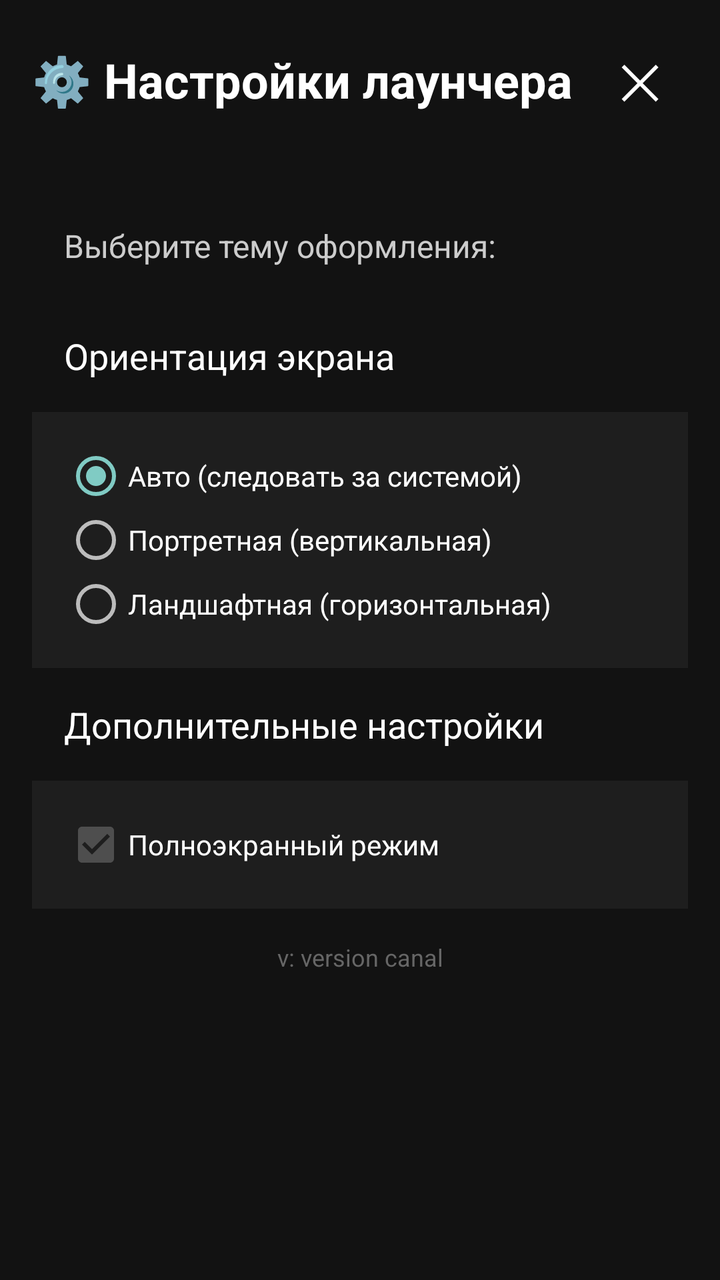
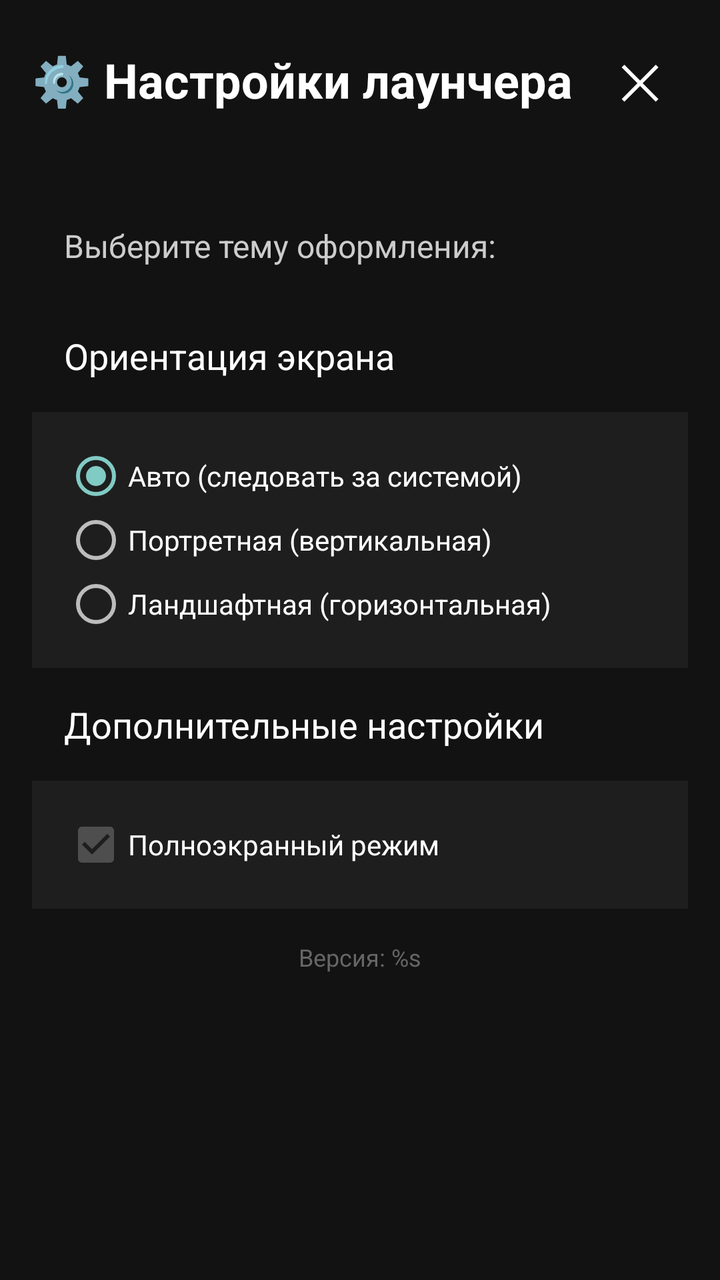

The first picture is an Android layout as it rendered before a commit; the second is the same layout after the commit. The layout source and the unified diff follow.
<!-- AndroidManifest.xml: activity theme Theme.AppCompat.Translucent -->
<!-- res/layout/activity_settings.xml -->
<?xml version="1.0" encoding="utf-8"?>
<LinearLayout xmlns:android="http://schemas.android.com/apk/res/android"
    android:layout_width="match_parent"
    android:layout_height="match_parent"
    android:orientation="vertical"
    android:background="#121212">

    
    <LinearLayout
        android:layout_width="match_parent"
        android:layout_height="wrap_content"
        android:orientation="horizontal"
        android:gravity="center_vertical"
        android:padding="16dp"
        android:background="#121212">

        <TextView
            android:layout_width="0dp"
            android:layout_height="wrap_content"
            android:layout_weight="1"
            android:text="⚙️ Настройки лаунчера"
            android:textColor="#FFFFFF"
            android:textSize="24sp"
            android:textStyle="bold" />

        <Button
            android:id="@+id/close_button"
            android:layout_width="48dp"
            android:layout_height="48dp"
            android:background="?android:attr/selectableItemBackgroundBorderless"
            android:text="✕"
            android:textColor="#FFFFFF"
            android:textSize="24sp"
            android:onClick="finish" />
    </LinearLayout>

    
    <ScrollView
        android:layout_width="match_parent"
        android:layout_height="match_parent"
        android:fillViewport="true"
        android:padding="16dp"
        android:paddingTop="0dp">

        <LinearLayout
            android:layout_width="match_parent"
            android:layout_height="wrap_content"
            android:orientation="vertical">

            <TextView
                android:layout_width="match_parent"
                android:layout_height="wrap_content"
                android:text="Выберите тему оформления:"
                android:textColor="#CCCCCC"
                android:textSize="16sp"
                android:padding="16dp"
                android:paddingTop="8dp"/>

            <ListView
                android:id="@+id/themes_list"
                android:layout_width="match_parent"
                android:layout_height="wrap_content"
                android:background="#1E1E1E"
                android:divider="#333333"
                android:dividerHeight="1dp"
                android:choiceMode="singleChoice"/>

            <TextView
                android:layout_width="match_parent"
                android:layout_height="wrap_content"
                android:text="Ориентация экрана"
                android:textColor="#FFFFFF"
                android:textSize="18sp"
                android:padding="16dp"
                android:paddingTop="24dp"/>

            <LinearLayout
                android:layout_width="match_parent"
                android:layout_height="wrap_content"
                android:orientation="vertical"
                android:background="#1E1E1E"
                android:padding="16dp">

                <RadioGroup
                    android:id="@+id/orientation_group"
                    android:layout_width="match_parent"
                    android:layout_height="wrap_content"
                    android:orientation="vertical">

                    <RadioButton
                        android:id="@+id/orientation_sensor"
                        android:layout_width="match_parent"
                        android:layout_height="wrap_content"
                        android:text="Авто (следовать за системой)"
                        android:textColor="#FFFFFF"
                        android:checked="true"/>

                    <RadioButton
                        android:id="@+id/orientation_portrait"
                        android:layout_width="match_parent"
                        android:layout_height="wrap_content"
                        android:text="Портретная (вертикальная)"
                        android:textColor="#FFFFFF"/>

                    <RadioButton
                        android:id="@+id/orientation_landscape"
                        android:layout_width="match_parent"
                        android:layout_height="wrap_content"
                        android:text="Ландшафтная (горизонтальная)"
                        android:textColor="#FFFFFF"/>

                </RadioGroup>
            </LinearLayout>

            <TextView
                android:layout_width="match_parent"
                android:layout_height="wrap_content"
                android:text="Дополнительные настройки"
                android:textColor="#FFFFFF"
                android:textSize="18sp"
                android:padding="16dp"
                android:paddingTop="24dp"/>

            <LinearLayout
                android:layout_width="match_parent"
                android:layout_height="wrap_content"
                android:orientation="vertical"
                android:background="#1E1E1E"
                android:padding="16dp">

                <CheckBox
                    android:id="@+id/fullscreen_checkbox"
                    android:layout_width="match_parent"
                    android:layout_height="wrap_content"
                    android:text="Полноэкранный режим"
                    android:textColor="#FFFFFF"
                    android:checked="true"
                    android:enabled="false"/>

            </LinearLayout>

            <TextView
                android:id="@+id/version_text"
                android:layout_width="match_parent"
                android:layout_height="wrap_content"
                android:text="v: version canal"
                android:textColor="#666666"
                android:textSize="12sp"
                android:gravity="center"
                android:padding="16dp"/>

        </LinearLayout>
    </ScrollView>

</LinearLayout>
<!-- resources referenced by this layout -->
<resources>
  <style name="Theme.AppCompat.Translucent" parent="Theme.AppCompat.NoActionBar">
          <item name="android:windowIsTranslucent">true</item>
          <item name="android:windowBackground">@android:color/transparent</item>
          <item name="android:fitsSystemWindows">false</item>
      </style>
</resources>

<!-- the commit's change to res/layout/activity_settings.xml (unified diff, before → after) -->
@@ -18,7 +18,7 @@
             android:layout_width="0dp"
             android:layout_height="wrap_content"
             android:layout_weight="1"
-            android:text="⚙️ Настройки лаунчера"
+            android:text="@string/settings_title"
             android:textColor="#FFFFFF"
             android:textSize="24sp"
             android:textStyle="bold" />
@@ -50,7 +50,7 @@
             <TextView
                 android:layout_width="match_parent"
                 android:layout_height="wrap_content"
-                android:text="Выберите тему оформления:"
+                android:text="@string/settings_theme_title"
                 android:textColor="#CCCCCC"
                 android:textSize="16sp"
                 android:padding="16dp"
@@ -68,7 +68,7 @@
             <TextView
                 android:layout_width="match_parent"
                 android:layout_height="wrap_content"
-                android:text="Ориентация экрана"
+                android:text="@string/settings_orientation_title"
                 android:textColor="#FFFFFF"
                 android:textSize="18sp"
                 android:padding="16dp"
@@ -91,7 +91,7 @@
                         android:id="@+id/orientation_sensor"
                         android:layout_width="match_parent"
                         android:layout_height="wrap_content"
-                        android:text="Авто (следовать за системой)"
+                        android:text="@string/orientation_auto"
                         android:textColor="#FFFFFF"
                         android:checked="true"/>
 
@@ -99,14 +99,14 @@
                         android:id="@+id/orientation_portrait"
                         android:layout_width="match_parent"
                         android:layout_height="wrap_content"
-                        android:text="Портретная (вертикальная)"
+                        android:text="@string/orientation_portrait"
                         android:textColor="#FFFFFF"/>
 
                     <RadioButton
                         android:id="@+id/orientation_landscape"
                         android:layout_width="match_parent"
                         android:layout_height="wrap_content"
-                        android:text="Ландшафтная (горизонтальная)"
+                        android:text="@string/orientation_landscape"
                         android:textColor="#FFFFFF"/>
 
                 </RadioGroup>
@@ -115,7 +115,7 @@
             <TextView
                 android:layout_width="match_parent"
                 android:layout_height="wrap_content"
-                android:text="Дополнительные настройки"
+                android:text="@string/settings_additional_title"
                 android:textColor="#FFFFFF"
                 android:textSize="18sp"
                 android:padding="16dp"
@@ -132,7 +132,7 @@
                     android:id="@+id/fullscreen_checkbox"
                     android:layout_width="match_parent"
                     android:layout_height="wrap_content"
-                    android:text="Полноэкранный режим"
+                    android:text="@string/additional_fullscreen"
                     android:textColor="#FFFFFF"
                     android:checked="true"
                     android:enabled="false"/>
@@ -143,7 +143,7 @@
                 android:id="@+id/version_text"
                 android:layout_width="match_parent"
                 android:layout_height="wrap_content"
-                android:text="v: version canal"
+                android:text="@string/version_format"
                 android:textColor="#666666"
                 android:textSize="12sp"
                 android:gravity="center"
<!-- resource entries referenced after the edit -->
@@ -1,5 +1,14 @@
 <!-- resources referenced by this layout -->
 <resources>
+  <string name="additional_fullscreen">Полноэкранный режим</string>
+  <string name="orientation_auto">Авто (следовать за системой)</string>
+  <string name="orientation_landscape">Ландшафтная (горизонтальная)</string>
+  <string name="orientation_portrait">Портретная (вертикальная)</string>
+  <string name="settings_additional_title">Дополнительные настройки</string>
+  <string name="settings_orientation_title">Ориентация экрана</string>
+  <string name="settings_theme_title">Выберите тему оформления:</string>
+  <string name="settings_title">⚙️ Настройки лаунчера</string>
+  <string name="version_format">Версия: %s</string>
   <style name="Theme.AppCompat.Translucent" parent="Theme.AppCompat.NoActionBar">
           <item name="android:windowIsTranslucent">true</item>
           <item name="android:windowBackground">@android:color/transparent</item>
